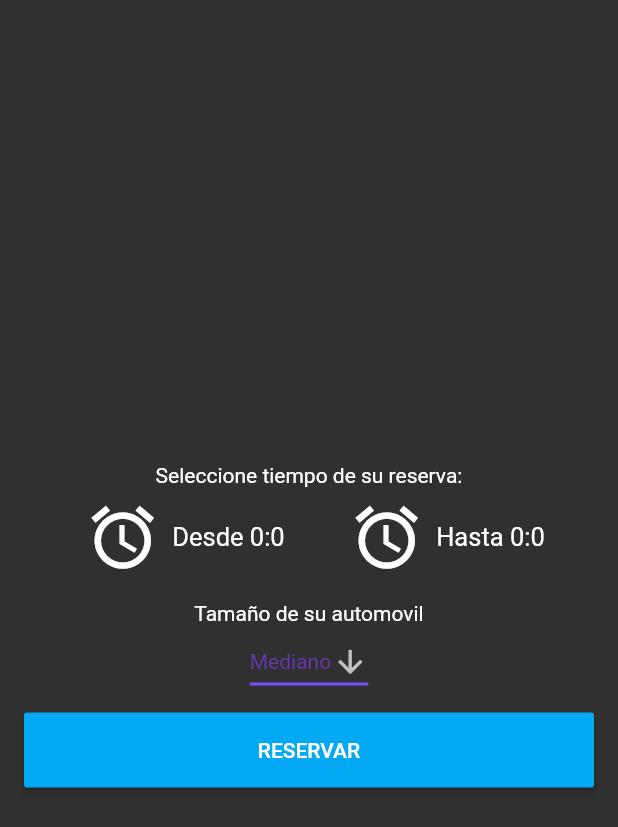
After one commit to Alebuenoaz/FastPark-Users, a Flutter app: the Reserve screen opened directly, on a phone screen of 412 x 824 dp. The commit adds this screen. Shown: the top 827 px of the screen. Run offline on Flutter 3.47's test engine with Material 2 defaults, Android fonts, the phone set to English and light mode, and no system bars; our stand-ins replace cloud_firestore, firebase_auth; accounts and stored records are empty.

Commit message:
User story 7 almost finished

```diff
--- /dev/null
+++ b/lib/screens/reserve.dart
@@ -0,0 +1,125 @@
+import 'package:cloud_firestore/cloud_firestore.dart';
+import 'package:flutter/material.dart';
+
+class Reserve extends StatefulWidget {
+  static const String id = "RESERVE";
+
+  @override
+  _ReserveState createState() => _ReserveState();
+}
+
+class _ReserveState extends State<Reserve> {
+  Firestore firestore = Firestore.instance;
+  TimeOfDay startTime = TimeOfDay(hour: 00, minute: 00);
+  TimeOfDay endTime = TimeOfDay(hour: 00, minute: 00);
+  TimeOfDay startTimePicked;
+  TimeOfDay endTimePicked;
+  String dropdownValue = 'Mediano';
+
+  Future<Null> _selectStartTime(BuildContext context) async {
+    startTimePicked = await showTimePicker(
+      context: context,
+      initialTime: startTime,
+    );
+    if (startTimePicked != null)
+      setState(() {
+        startTime = startTimePicked;
+      });
+  }
+
+  Future<Null> _selectEndTime(BuildContext context) async {
+    endTimePicked = await showTimePicker(
+      context: context,
+      initialTime: endTime,
+    );
+    if (endTimePicked != null)
+      setState(() {
+        endTime = endTimePicked;
+      });
+  }
+
+  @override
+  Widget build(BuildContext context) {
+    return Scaffold(
+      body: Column(
+        mainAxisAlignment: MainAxisAlignment.center,
+        crossAxisAlignment: CrossAxisAlignment.center,
+        children: <Widget>[
+          Row(
+            mainAxisAlignment: MainAxisAlignment.center,
+          ),
+          Container(
+            height: 10.0,
+          ),
+          Text('Seleccione tiempo de su reserva:'),
+          new Container(
+            child: new Row(
+              mainAxisAlignment: MainAxisAlignment.center,
+              children: <Widget>[
+                IconButton(
+                  icon: Icon(Icons.alarm),
+                  iconSize: 50,
+                  onPressed: () {
+                    _selectStartTime(context);
+                  },
+                ),
+                Text('Desde ${startTime.hour}:${startTime.minute}',
+                    style: TextStyle(fontSize: 17)),
+                Container(
+                  width: 35,
+                ),
+                IconButton(
+                  icon: Icon(Icons.alarm),
+                  iconSize: 50,
+                  onPressed: () {
+                    _selectEndTime(context);
+                  },
+                ),
+                Text('Hasta ${endTime.hour}:${endTime.minute}',
+                    style: TextStyle(fontSize: 17)),
+              ],
+            ),
+          ),
+          Container(
+            height: 10.0,
+          ),
+          Text('Tamaño de su automovil'),
+          DropdownButton<String>(
+            value: dropdownValue,
+            icon: Icon(Icons.arrow_downward),
+            iconSize: 24,
+            elevation: 16,
+            style: TextStyle(color: Colors.deepPurple),
+            underline: Container(
+              height: 2,
+              color: Colors.deepPurpleAccent,
+            ),
+            onChanged: (String newValue) {
+              setState(() {
+                dropdownValue = newValue;
+              });
+            },
+            items: <String>['Pequeño', 'Mediano', 'Grande']
+                .map<DropdownMenuItem<String>>((String value) {
+              return DropdownMenuItem<String>(
+                value: value,
+                child: Text(value),
+              );
+            }).toList(),
+          ),
+          Container(
+            height: 10.0,
+          ),
+          ButtonTheme(
+            minWidth: 380.0,
+            height: 50.0,
+            child: RaisedButton(
+                child: Text('RESERVAR'),
+                color: Colors.lightBlue,
+                onPressed: () {}),
+          ),
+        ],
+      ),
+    );
+  }
+}
--- a/pubspec.yaml
+++ b/pubspec.yaml
@@ -53,8 +53,8 @@ flutter:
   uses-material-design: true
 
   # To add assets to your application, add an assets section, like this:
-  # assets:
-  #   - images/a_dot_burr.jpeg
+  assets:
+    - assets/loading.png
   #   - images/a_dot_ham.jpeg
 
   # An image asset can refer to one or more resolution-specific "variants", see
```
Also changed, not shown: lib/models/parking.dart (added, +24 -0 lines), lib/screens/home.dart (+12 -0 lines), lib/screens/parkingView.dart (added, +171 -0 lines), assets/loading.png (added).
